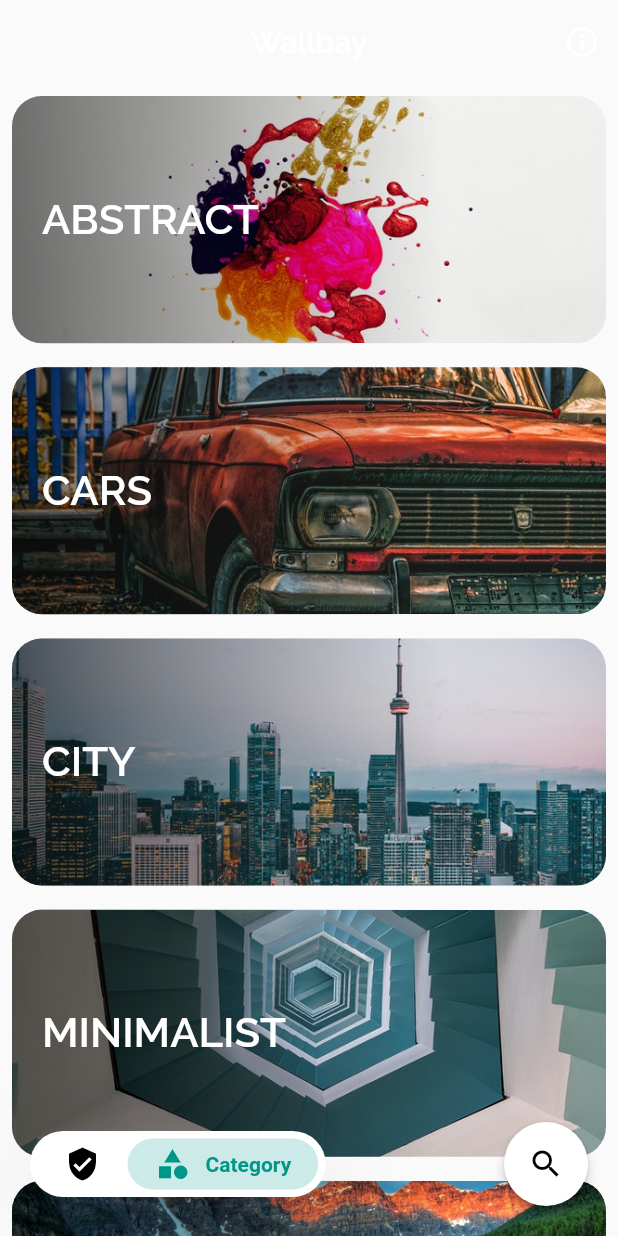
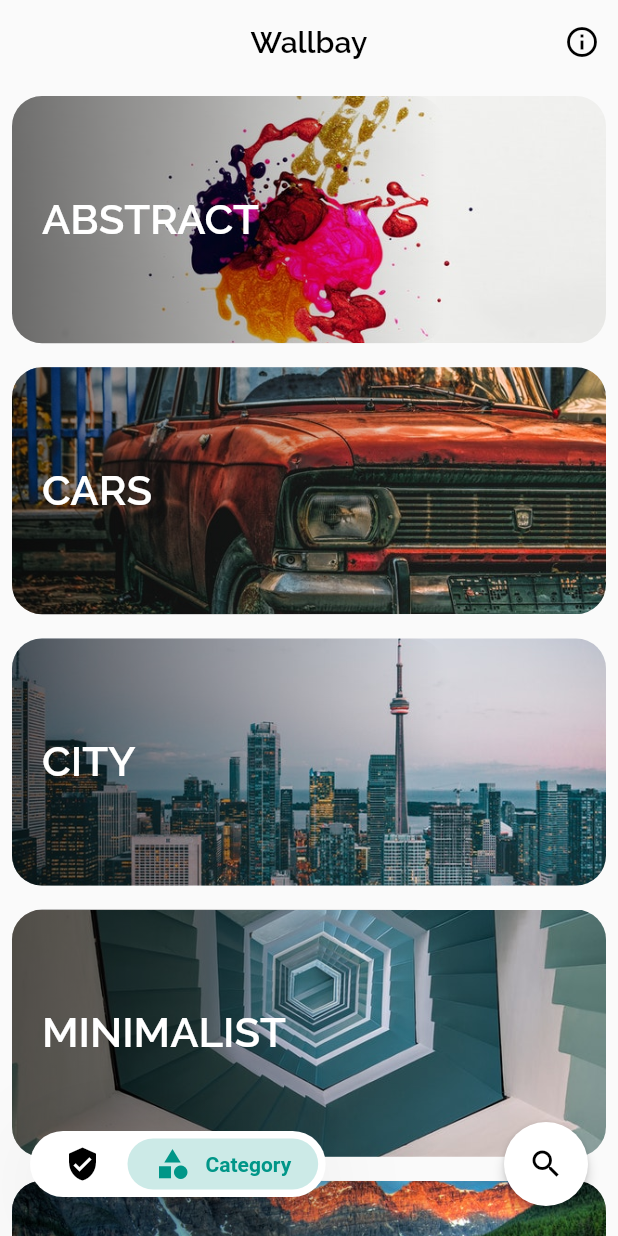
Before and after one commit to tsvillain/Wallbay, a Flutter app: the screen it shows after launch, swiped to page 2, on a phone screen of 412 x 824 dp. Run offline on Flutter 3.47's test engine with Material 2 defaults, Android fonts, the phone set to English and light mode, and no system bars; drawn by our look-alikes of google_nav_bar; our stand-ins replace dio, flutter_bloc, fluttertoast, getwidget, package_info, share; missing offline and left inert: easy_permission_validator, wallpaper_manager; network calls fail.

Commit message:
fix header icons colors

```diff
--- a/lib/Screens/Category.dart
+++ b/lib/Screens/Category.dart
@@ -52,10 +52,14 @@ class _CategoryState extends State<Category> {
     return Scaffold(
       appBar: AppBar(
         backgroundColor: Colors.transparent,
+        iconTheme: IconThemeData(color: Colors.black),
         elevation: 0.0,
         title: Text(
           widget.category,
-          style: TextStyle(fontFamily: 'Raleway'),
+          style: TextStyle(
+            fontFamily: 'Raleway',
+            color: Colors.black,
+          ),
         ),
         centerTitle: true,
       ),
--- a/lib/Screens/Detail.dart
+++ b/lib/Screens/Detail.dart
@@ -55,7 +55,10 @@ class _DetailState extends State<Detail> {
             backgroundColor: Colors.transparent,
             elevation: 0,
             leading: IconButton(
-              icon: Icon(Icons.arrow_back),
+              icon: Icon(
+                Icons.arrow_back,
+                color: Colors.black,
+              ),
               onPressed: () {
                 Navigator.pop(context);
               },
--- a/lib/Screens/HomePage.dart
+++ b/lib/Screens/HomePage.dart
@@ -63,12 +63,18 @@ class _MyHomePageState extends State<MyHomePage> {
         elevation: 0.0,
         title: Text(
           widget.title,
-          style: TextStyle(fontFamily: 'Raleway'),
+          style: TextStyle(
+            fontFamily: 'Raleway',
+            color: Colors.black,
+          ),
         ),
         centerTitle: true,
         actions: <Widget>[
           IconButton(
-            icon: Icon(Icons.info_outline),
+            icon: Icon(
+              Icons.info_outline,
+              color: Colors.black,
+            ),
             onPressed: () {
               Navigator.push(
                   context, CupertinoPageRoute(builder: (context) => Setting()));
--- a/lib/Screens/Search.dart
+++ b/lib/Screens/Search.dart
@@ -24,6 +24,8 @@ class _SearchState extends State<Search> {
     return Scaffold(
       appBar: AppBar(
         backgroundColor: Colors.transparent,
+        actionsIconTheme: IconThemeData(color: Colors.black),
+        iconTheme: IconThemeData(color: Colors.black),
         elevation: 0,
         title: TextField(
           autofocus: true,
```
